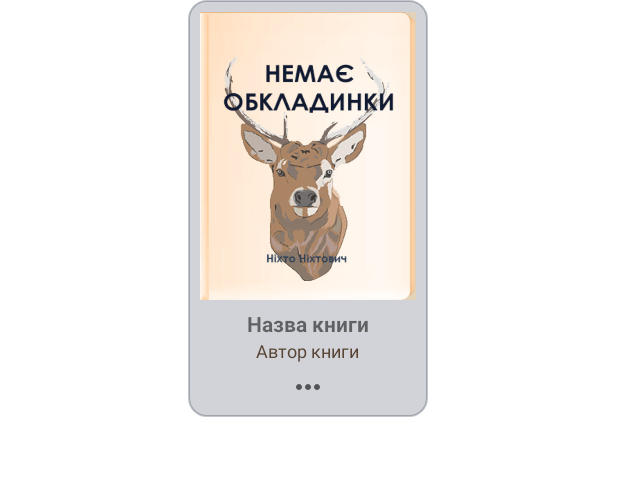
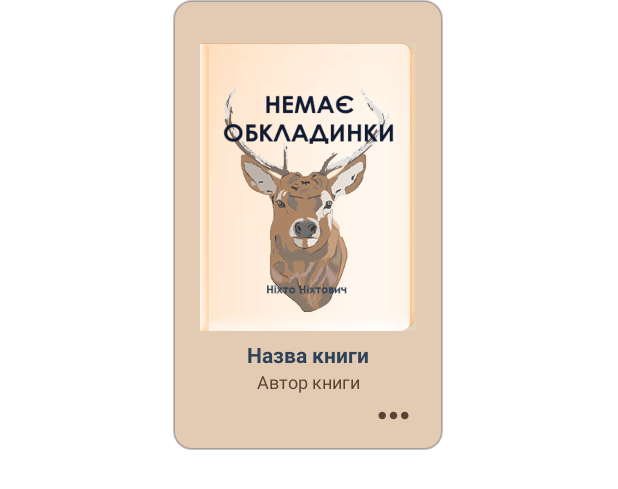
Before and after one commit to DakotaOlha/BookVoyager, an Android app: the layout item_book.xml on its own in the app's theme, with its tools: preview values and no code run, on a phone screen of 412 x 824 dp. Shown: the top 489 px of the screen. Run offline under Robolectric (Android 15) with nearby library versions, the phone set to English and light mode, and no system bars.

Commit message:
fixed the display of the main page

```diff
--- a/app/src/main/java/com/example/bookvoyager/BookAdapter.java
+++ b/app/src/main/java/com/example/bookvoyager/BookAdapter.java
@@ -69,8 +69,8 @@ public class BookAdapter extends RecyclerView.Adapter<BookAdapter.BookViewHolder
         if (coverUrl != null && (coverUrl.startsWith("http://") || coverUrl.startsWith("https://"))) {
             Picasso.get()
                     .load(coverUrl)
-                    .placeholder(R.drawable.none_cover) // тимчасове зображення
-                    .error(R.drawable.none_cover)         // якщо помилка
+                    .placeholder(R.drawable.none_cover)
+                    .error(R.drawable.none_cover)
                     .into(holder.bookCover);
         } else if (coverUrl != null && !coverUrl.isEmpty()) {
             int resId = holder.itemView.getContext().getResources()
@@ -79,7 +79,7 @@ public class BookAdapter extends RecyclerView.Adapter<BookAdapter.BookViewHolder
             if (resId != 0) {
                 holder.bookCover.setImageResource(resId);
             } else {
-                holder.bookCover.setImageResource(R.drawable.none_cover); // запасне зображення
+                holder.bookCover.setImageResource(R.drawable.none_cover);
             }
         }
         else {
@@ -91,24 +91,6 @@ public class BookAdapter extends RecyclerView.Adapter<BookAdapter.BookViewHolder
                 menuClickListener.onBookMenuClick(book, holder.bookMenu);
             }
         });
-
-//        holder.bookMenu.setOnClickListener(v -> {
-//            if (menuClickListener != null) {
-//                menuClickListener.onBookMenuClick(book, holder.bookMenu);
-//            } else {
-//                PopupMenu popup = new PopupMenu(context, holder.bookMenu);
-//                popup.getMenuInflater().inflate(R.menu.book_popup_menu, popup.getMenu());
-//                popup.setOnMenuItemClickListener(item -> {
-//                    if (item.getItemId() == R.id.menu_edit) {
-//                        new EditBookDialogFragment();
-//                        // Наприклад: openEditBookDialog(book);
-//                        return true;
-//                    }
-//                    return false;
-//                });
-//                popup.show();
-//            }
-//        });
     }
 
     @Override
--- a/app/src/main/res/drawable/book_item_bg.xml
+++ b/app/src/main/res/drawable/book_item_bg.xml
@@ -2,7 +2,7 @@
 <shape xmlns:android="http://schemas.android.com/apk/res/android"
 android:shape="rectangle">
 
-<solid android:color="#300F1931" />
+<solid android:color="#80C89768" />
 <corners android:radius="12dp" />
 <padding android:left="8dp" android:top="8dp" android:right="8dp" android:bottom="8dp"/>
 <stroke android:width="1dp" android:color="#400F1931"/>
--- a/app/src/main/res/drawable/more_horiz_24px.xml
+++ b/app/src/main/res/drawable/more_horiz_24px.xml
@@ -3,7 +3,7 @@
     android:height="24dp"
     android:viewportWidth="960"
     android:viewportHeight="960"
-    android:tint="?attr/colorControlNormal">
+    android:tint="@color/BlackBrown">
   <path
       android:fillColor="@android:color/white"
       android:pathData="M240,560Q207,560 183.5,536.5Q160,513 160,480Q160,447 183.5,423.5Q207,400 240,400Q273,400 296.5,423.5Q320,447 320,480Q320,513 296.5,536.5Q273,560 240,560ZM480,560Q447,560 423.5,536.5Q400,513 400,480Q400,447 423.5,423.5Q447,400 480,400Q513,400 536.5,423.5Q560,447 560,480Q560,513 536.5,536.5Q513,560 480,560ZM720,560Q687,560 663.5,536.5Q640,513 640,480Q640,447 663.5,423.5Q687,400 720,400Q753,400 776.5,423.5Q800,447 800,480Q800,513 776.5,536.5Q753,560 720,560Z"/>
--- a/app/src/main/res/layout/activity_account.xml
+++ b/app/src/main/res/layout/activity_account.xml
@@ -26,8 +26,8 @@
         android:layout_marginTop="16dp"
         android:layout_marginHorizontal="24dp"
         android:text="Вийти"
-        android:textColor="@android:color/white"
-        android:backgroundTint="@color/BlackBrown"
+        style="@style/BrownButtonStyle"
+        android:textSize="20dp"
         android:paddingVertical="12dp"
         app:layout_constraintStart_toStartOf="parent"
         app:layout_constraintEnd_toEndOf="parent"
--- a/app/src/main/res/layout/item_book.xml
+++ b/app/src/main/res/layout/item_book.xml
@@ -4,13 +4,17 @@
     android:layout_height="wrap_content">
 
     <LinearLayout
-        android:layout_width="wrap_content"
-        android:layout_height="wrap_content"
+        android:id="@+id/bookContent"
+        android:layout_width="180dp"
+        android:layout_height="300dp"
         android:layout_marginBottom="8dp"
         android:background="@drawable/book_item_bg"
         android:gravity="center"
         android:orientation="vertical"
-        android:padding="8dp"
+        android:paddingStart="8dp"
+        android:paddingTop="0dp"
+        android:paddingEnd="8dp"
+        android:paddingBottom="8dp"
         app:layout_constraintBottom_toBottomOf="parent"
         app:layout_constraintEnd_toEndOf="parent"
         app:layout_constraintHorizontal_bias="0.498"
@@ -27,33 +31,51 @@
 
         <TextView
             android:id="@+id/bookTitle"
-            android:layout_width="wrap_content"
+            android:layout_width="match_parent"
             android:layout_height="wrap_content"
+            android:ellipsize="end"
             android:gravity="center"
+            android:maxLines="2"
             android:paddingTop="6dp"
             android:text="Назва книги"
+            android:textColor="@color/LightBlue"
             android:textSize="14sp"
             android:textStyle="bold" />
 
         <TextView
             android:id="@+id/bookAuthor"
-            android:layout_width="wrap_content"
+            android:layout_width="match_parent"
             android:layout_height="wrap_content"
+            android:ellipsize="end"
             android:gravity="center"
+            android:maxLines="1"
             android:text="Автор книги"
             android:textColor="@color/BlackBrown"
             android:textSize="12sp" />
 
-        <ImageView
-            android:id="@+id/bookMenu"
-            android:layout_width="24dp"
-            android:layout_height="24dp"
-            android:layout_marginTop="4dp"
-            android:contentDescription="Меню книги"
-            android:src="@drawable/more_horiz_24px"
-            android:clickable="true"
-            android:focusable="true"
-            />
+        <!--        <ImageView-->
+        <!--            android:id="@+id/bookMenu"-->
+        <!--            android:layout_width="24dp"-->
+        <!--            android:layout_height="24dp"-->
+        <!--            android:layout_marginTop="4dp"-->
+        <!--            android:contentDescription="Меню книги"-->
+        <!--            android:src="@drawable/more_horiz_24px"-->
+        <!--            android:clickable="true"-->
+        <!--            android:focusable="true"-->
+        <!--            />-->
     </LinearLayout>
 
+    <ImageView
+        android:id="@+id/bookMenu"
+        android:layout_width="50dp"
+        android:layout_height="30dp"
+        android:layout_marginEnd="8dp"
+        android:layout_marginBottom="8dp"
+        android:contentDescription="Меню книги"
+        android:src="@drawable/more_horiz_24px"
+        android:clickable="true"
+        android:focusable="true"
+        app:layout_constraintBottom_toBottomOf="@id/bookContent"
+        app:layout_constraintEnd_toEndOf="@id/bookContent" />
+
 </androidx.constraintlayout.widget.ConstraintLayout>
```
